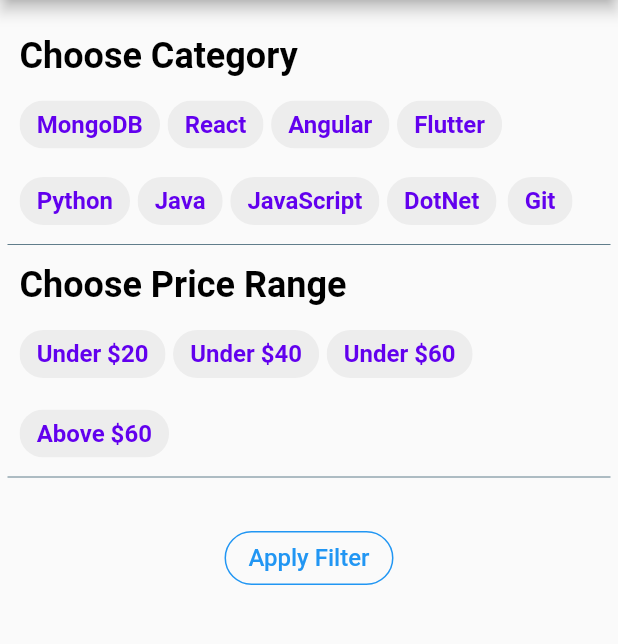
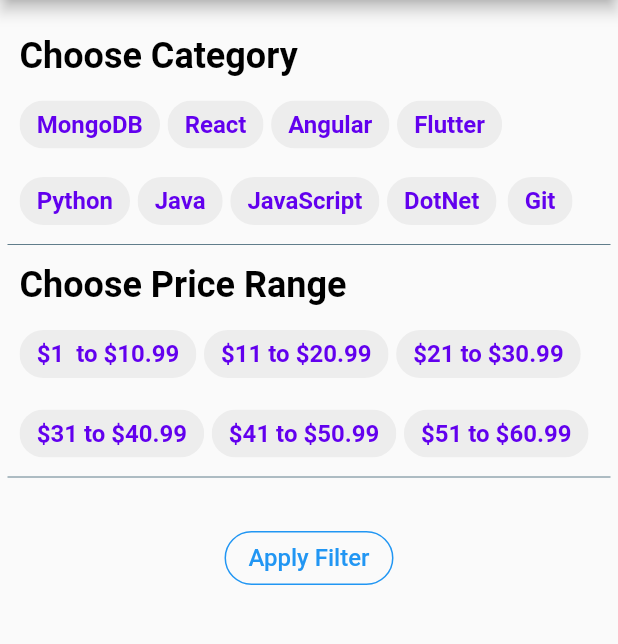
Before and after one commit to romilshah98/books_app, a Flutter app: the FilterBooks screen opened directly, on a phone screen of 412 x 824 dp, the part 84-728 px from its top. Run offline on Flutter 3.47's test engine with Material 2 defaults, Android fonts, the phone set to English and light mode, and no system bars; our stand-ins replace shared_preferences; accounts and stored records are empty.

Commit message:
filter by price

```diff
--- a/lib/screens/filter_books.dart
+++ b/lib/screens/filter_books.dart
@@ -74,10 +74,12 @@ class _FilterBooksState extends State<FilterBooks> {
                       spacing: 5.0,
                       runSpacing: 5.0,
                       children: <Widget>[
-                        FilterChipWidget(chipName: 'Under \$20'),
-                        FilterChipWidget(chipName: 'Under \$40'),
-                        FilterChipWidget(chipName: 'Under \$60'),
-                        FilterChipWidget(chipName: 'Above \$60'),
+                        FilterChipWidget(chipName: '\$1  to \$10.99'),
+                        FilterChipWidget(chipName: '\$11 to \$20.99'),
+                        FilterChipWidget(chipName: '\$21 to \$30.99'),
+                        FilterChipWidget(chipName: '\$31 to \$40.99'),
+                        FilterChipWidget(chipName: '\$41 to \$50.99'),
+                        FilterChipWidget(chipName: '\$51 to \$60.99'),
                       ],
                     ),
                   ),
```
Also changed, not shown: lib/providers/book_provider.dart (+18 -11 lines).
